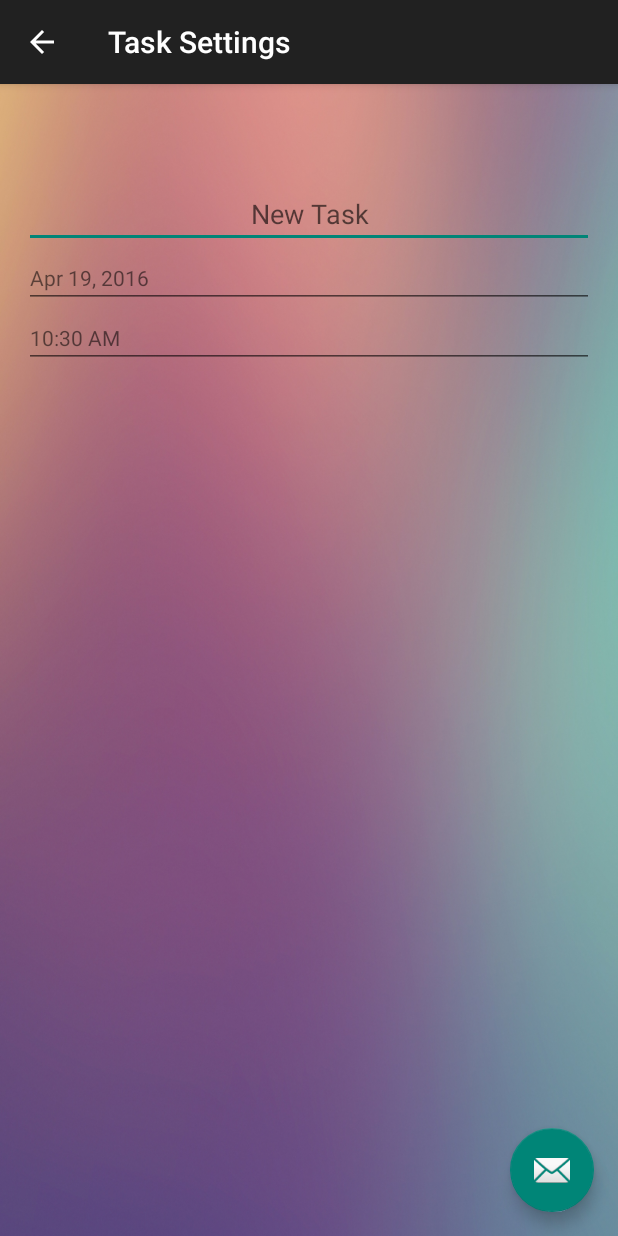
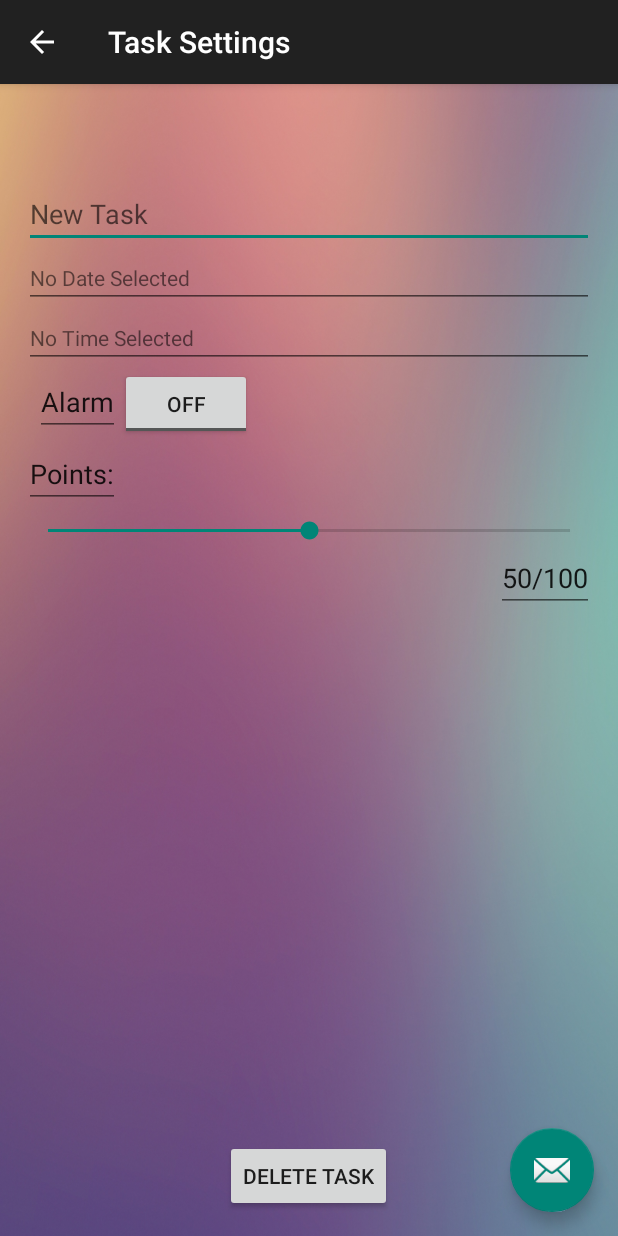
Before and after one commit to Stormys/AutismTracks, an Android app: the TaskSettings screen opened directly, with no data from a screen before it, on a phone screen of 412 x 824 dp. Run offline under Robolectric (Android 15) with nearby library versions, the phone set to English and light mode, and no system bars.

Commit message:
F me klefstad

```diff
--- a/app/src/main/java/jt/autismtracks/Goals.java
+++ b/app/src/main/java/jt/autismtracks/Goals.java
@@ -13,8 +13,6 @@ public class Goals extends AppCompatActivity {
     protected void onCreate(Bundle savedInstanceState) {
         super.onCreate(savedInstanceState);
         setContentView(R.layout.activity_goals);
-        Toolbar toolbar = (Toolbar) findViewById(R.id.toolbar);
-        setSupportActionBar(toolbar);
 
         FloatingActionButton fab = (FloatingActionButton) findViewById(R.id.fab);
         fab.setOnClickListener(new View.OnClickListener() {
--- a/app/src/main/java/jt/autismtracks/TaskSettings.java
+++ b/app/src/main/java/jt/autismtracks/TaskSettings.java
@@ -14,6 +14,7 @@ import android.support.v7.widget.Toolbar;
 import android.view.View;
 import android.widget.DatePicker;
 import android.widget.EditText;
+import android.widget.SeekBar;
 import android.widget.TextView;
 import android.widget.TimePicker;
 
@@ -36,22 +37,38 @@ public class TaskSettings extends AppCompatActivity {
         temp = (EditText) findViewById(R.id.new_task);
         tvDate = (TextView) findViewById(R.id.date);
         tvTime = (TextView) findViewById(R.id.time);
-
-        tvDate.setText(MONTHS[c.get(Calendar.MONTH)] + " " + String.valueOf(c.get(Calendar.DAY_OF_MONTH)) + ", " + String.valueOf(c.get(Calendar.YEAR)));
-        int hour = c.get(Calendar.HOUR_OF_DAY);
-        if (hour > 12) {
-            tvTime.setText(hour % 12 + ":" + String.format("%02d", c.get(Calendar.MINUTE)) + " PM");
-        } else {
-            tvTime.setText(hour + ":" + String.format("%02d",c.get(Calendar.MINUTE)) + " AM");
-        }
-
+        check_intent();
         create_toolbar();
         create_submit_button();
+    }
+
+    private void SeekBar() {
+        SeekBar Skb = (SeekBar) findViewById(R.id.seekBar);
+        Skb.setOnSeekBarChangeListener(new SeekBar.OnSeekBarChangeListener() {
+            @Override
+            public void onProgressChanged(SeekBar seekBar, int progress, boolean fromUser) {
+
+            }
+
+            @Override
+            public void onStartTrackingTouch(SeekBar seekBar) {
+
+            }
+
+            @Override
+            public void onStopTrackingTouch(SeekBar seekBar) {
+
+            }
+        });
     }
 
     protected void create_toolbar() {
         getSupportActionBar().setTitle("Task Settings");
         getSupportActionBar().setDisplayHomeAsUpEnabled(true);
+    }
+
+    protected void check_intent() {
+        temp.setText(getIntent().getStringExtra("Title"));
     }
 
     private void create_submit_button() {
--- a/app/src/main/res/layout/content_task_settings.xml
+++ b/app/src/main/res/layout/content_task_settings.xml
@@ -19,7 +19,6 @@
         android:singleLine="true"
         android:inputType="textCapSentences"
         android:maxLength="18"
-        android:gravity="center_horizontal"
         android:hint="New Task"
         android:layout_alignParentTop="true"
         android:layout_alignParentStart="true"
@@ -45,5 +44,56 @@
         android:layout_below="@+id/date"
         android:layout_alignParentStart="true" />
 
+    <ToggleButton
+        android:layout_width="wrap_content"
+        android:layout_height="wrap_content"
+        android:text="New ToggleButton"
+        android:id="@+id/toggleButton"
+        android:checked="false"
+        android:layout_below="@+id/time"
+        android:layout_toEndOf="@+id/alarmtv" />
+
+    <Button
+        android:layout_width="wrap_content"
+        android:layout_height="wrap_content"
+        android:text="Delete Task"
+        android:id="@+id/button"
+        android:layout_alignParentBottom="true"
+        android:layout_centerHorizontal="true" />
+
+    <SeekBar
+        android:layout_width="match_parent"
+        android:layout_height="wrap_content"
+        android:id="@+id/seekBar"
+        android:layout_below="@+id/toggleButton"
+        android:layout_centerHorizontal="true"
+        android:layout_marginTop="51dp"
+        android:max="100"
+        android:progress="50"/>
+
+    <EditText
+        android:layout_width="wrap_content"
+        android:layout_height="wrap_content"
+        android:id="@+id/pointstitle"
+        android:text="Points:"
+        android:layout_below="@+id/toggleButton"
+        android:layout_alignParentStart="true" />
+
+    <EditText
+        android:layout_width="wrap_content"
+        android:layout_height="wrap_content"
+        android:id="@+id/alarmtv"
+        android:text="Alarm"
+        android:layout_alignTop="@+id/toggleButton"
+        android:layout_alignEnd="@+id/pointstitle" />
+
+    <EditText
+        android:layout_width="wrap_content"
+        android:layout_height="wrap_content"
+        android:id="@+id/pointslabel"
+        android:text="50/100"
+        android:layout_below="@+id/seekBar"
+        android:layout_alignEnd="@+id/seekBar" />
+
 
 </RelativeLayout>
```
Also changed, not shown: app/src/main/java/jt/autismtracks/HomePage.java (+11 -4 lines), app/src/main/res/layout/activity_goals.xml (+0 -14 lines).
